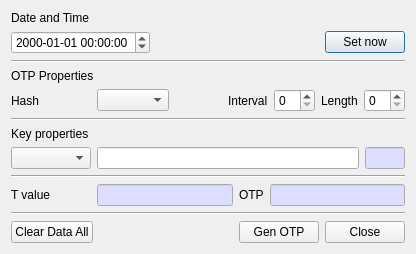
Old version of the form BerEditor/gen_otp_dlg.ui in the repository jykim74/BerEditor.
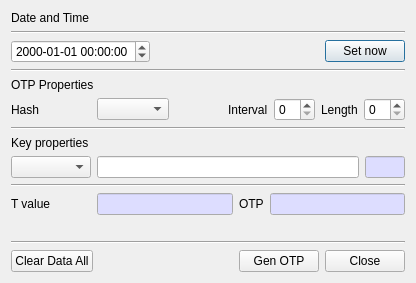
New version of the form.

```diff
--- a/BerEditor/gen_otp_dlg.ui
+++ b/BerEditor/gen_otp_dlg.ui
@@ -7,7 +7,7 @@
     <x>0</x>
     <y>0</y>
     <width>416</width>
-    <height>254</height>
+    <height>283</height>
    </rect>
   </property>
   <property name="windowTitle">
@@ -21,6 +21,13 @@
      </property>
     </widget>
    </item>
+   <item>
+    <widget class="Line" name="line_5">
+     <property name="orientation">
+      <enum>Qt::Horizontal</enum>
+     </property>
+    </widget>
+   </item>
    <item>
     <layout class="QHBoxLayout" name="horizontalLayout">
      <item>
```
